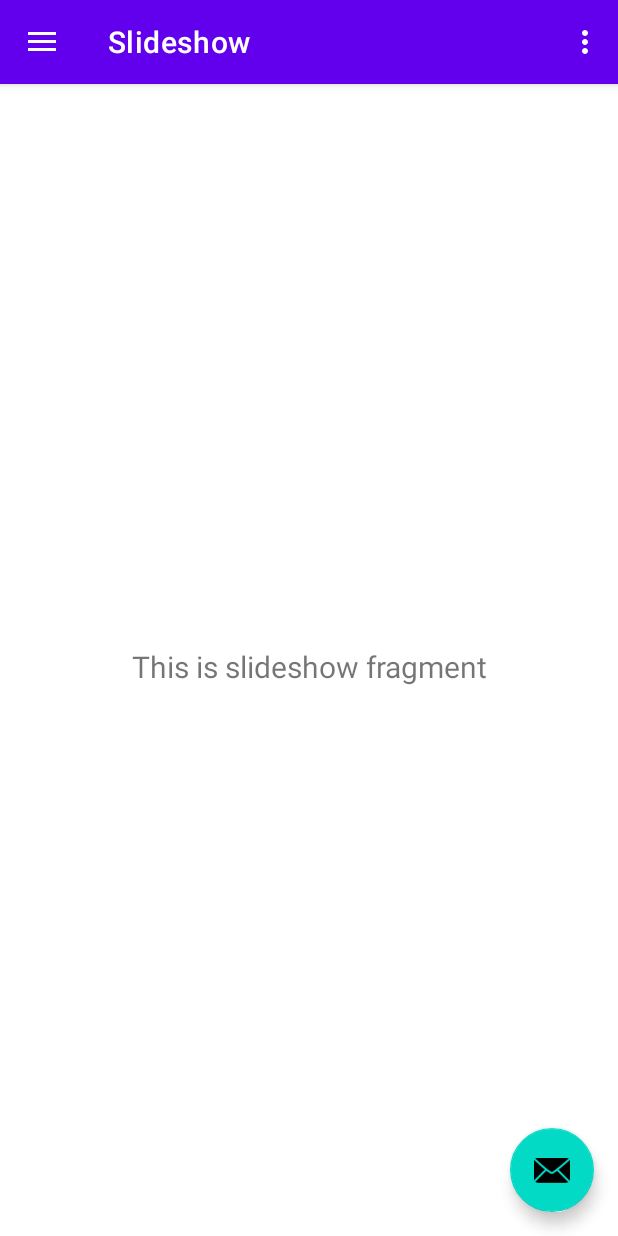
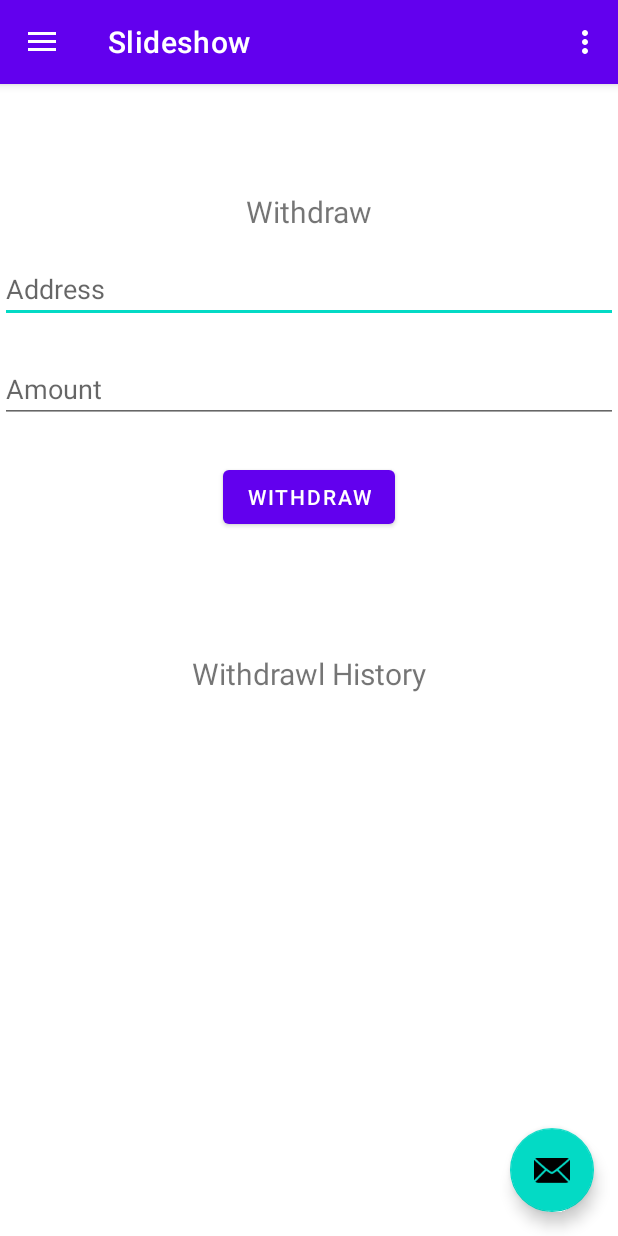
Before and after one commit to andres-sumihe/FCN-Minner, an Android app: the screen it shows after launch once a user with an empty profile is signed in (MainActivity), in the side drawer, after a tap on "Slideshow", on a phone screen of 412 x 824 dp. Run offline under Robolectric (Android 15) with nearby library versions, the phone set to English and light mode, and no system bars; our stand-ins replace Firebase (no records; nobody signed in at launch, a user with empty details on screens opened directly), navigation-ui; 2 statements that could not run were skipped.

Commit message:
Add Withdraw View

```diff
--- a/app/src/main/java/com/andflow/fcnminner/ui/slideshow/SlideshowFragment.java
+++ b/app/src/main/java/com/andflow/fcnminner/ui/slideshow/SlideshowFragment.java
@@ -27,7 +27,7 @@ public class SlideshowFragment extends Fragment {
         slideshowViewModel.getText().observe(getViewLifecycleOwner(), new Observer<String>() {
             @Override
             public void onChanged(@Nullable String s) {
-                textView.setText(s);
+                textView.setText("Withdraw");
             }
         });
         return root;
--- a/app/src/main/res/layout/fragment_slideshow.xml
+++ b/app/src/main/res/layout/fragment_slideshow.xml
@@ -17,6 +17,74 @@
         android:textSize="20sp"
         app:layout_constraintBottom_toBottomOf="parent"
         app:layout_constraintEnd_toEndOf="parent"
+        app:layout_constraintHorizontal_bias="0.0"
         app:layout_constraintStart_toStartOf="parent"
-        app:layout_constraintTop_toTopOf="parent" />
+        app:layout_constraintTop_toTopOf="parent"
+        app:layout_constraintVertical_bias="0.086" />
+
+    <EditText
+        android:id="@+id/editTextAddress"
+        android:layout_width="match_parent"
+        android:layout_height="wrap_content"
+        android:hint="Address"
+        app:layout_constraintBottom_toBottomOf="parent"
+        app:layout_constraintEnd_toEndOf="parent"
+        app:layout_constraintHorizontal_bias="0.0"
+        app:layout_constraintStart_toStartOf="parent"
+        app:layout_constraintTop_toTopOf="parent"
+        app:layout_constraintVertical_bias="0.158" />
+
+    <EditText
+        android:id="@+id/editTextAmount"
+        android:layout_width="match_parent"
+        android:layout_height="wrap_content"
+        android:hint="Amount"
+        android:inputType="number"
+        app:layout_constraintBottom_toBottomOf="parent"
+        app:layout_constraintEnd_toEndOf="parent"
+        app:layout_constraintHorizontal_bias="0.0"
+        app:layout_constraintStart_toStartOf="parent"
+        app:layout_constraintTop_toTopOf="parent"
+        app:layout_constraintVertical_bias="0.25" />
+
+    <Button
+        android:id="@+id/btnWithdraw"
+        android:layout_width="wrap_content"
+        android:layout_height="wrap_content"
+        android:text="Withdraw"
+        app:layout_constraintBottom_toBottomOf="parent"
+        app:layout_constraintEnd_toEndOf="parent"
+        app:layout_constraintStart_toStartOf="parent"
+        app:layout_constraintTop_toTopOf="parent"
+        app:layout_constraintVertical_bias="0.349" />
+
+    <TextView
+        android:id="@+id/txt_historyWithdrawl"
+        android:layout_width="match_parent"
+        android:layout_height="wrap_content"
+        android:layout_marginStart="8dp"
+        android:layout_marginTop="8dp"
+        android:layout_marginEnd="8dp"
+        android:text="Withdrawl History"
+        android:textAlignment="center"
+        android:textSize="20sp"
+
+        app:layout_constraintBottom_toBottomOf="parent"
+        app:layout_constraintEnd_toEndOf="parent"
+        app:layout_constraintHorizontal_bias="0.0"
+        app:layout_constraintStart_toStartOf="parent"
+        app:layout_constraintTop_toTopOf="parent"
+        app:layout_constraintVertical_bias="0.507" />
+
+    //ListView
+    //    android:id="@+id/listViewHistory"
+    //    android:layout_width="match_parent"
+    //    android:layout_height="wrap_content"
+    //    app:layout_constraintBottom_toBottomOf="parent"
+    //    app:layout_constraintEnd_toEndOf="parent"
+    //    app:layout_constraintHorizontal_bias="0.0"
+    //    app:layout_constraintStart_toStartOf="parent"
+    //    app:layout_constraintTop_toTopOf="parent"
+    //    app:layout_constraintVertical_bias="0.507"/>
+
 </androidx.constraintlayout.widget.ConstraintLayout>
```
